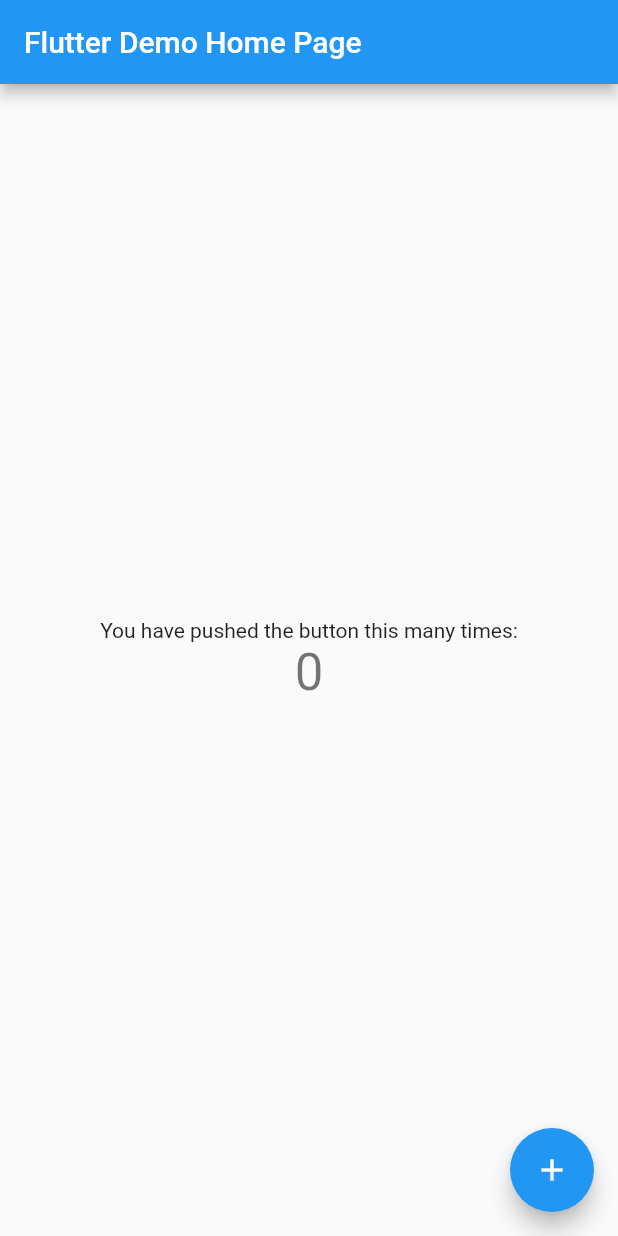
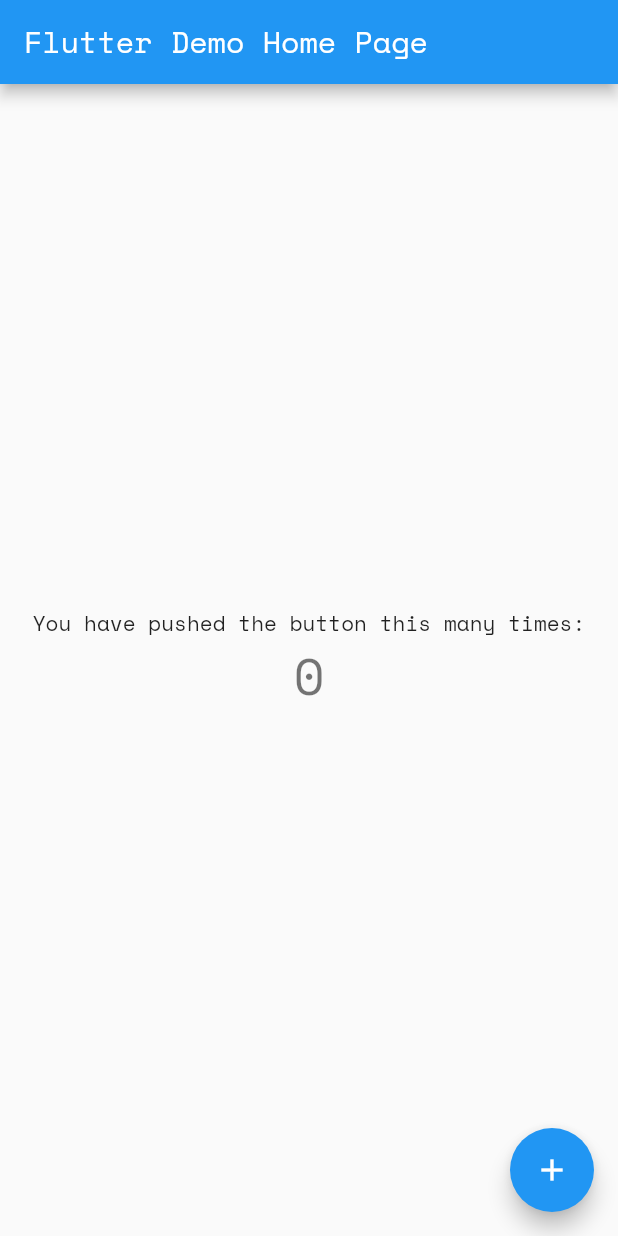
Before and after one commit to danutDiac/flutter-challenge, a Flutter app: the screen it shows after launch, on a phone screen of 412 x 824 dp. Run offline on Flutter 3.47's test engine with Material 2 defaults, Android fonts, the phone set to English and light mode, and no system bars.

Commit message:
Use newly added font as default

```diff
--- a/lib/main.dart
+++ b/lib/main.dart
@@ -13,16 +13,8 @@ class MyApp extends StatelessWidget {
     return MaterialApp(
       title: 'Flutter Demo',
       theme: ThemeData(
-        // This is the theme of your application.
-        //
-        // Try running your application with "flutter run". You'll see the
-        // application has a blue toolbar. Then, without quitting the app, try
-        // changing the primarySwatch below to Colors.green and then invoke
-        // "hot reload" (press "r" in the console where you ran "flutter run",
-        // or simply save your changes to "hot reload" in a Flutter IDE).
-        // Notice that the counter didn't reset back to zero; the application
-        // is not restarted.
         primarySwatch: Colors.blue,
+        fontFamily: 'SpaceMono',
       ),
       home: const MyHomePage(title: 'Flutter Demo Home Page'),
     );
```
